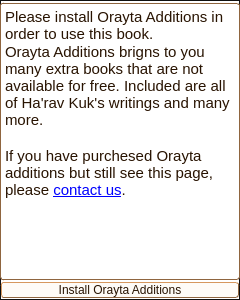
Before: the Qt Designer form trunk/Mobile/mobileapp.ui in MosheWagner/Orayta-QT, drawn with Qt 5.
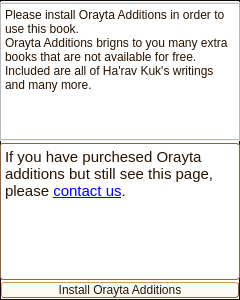
After: the same form once the commit is applied. The open tabs and pages were chosen to show the change. Icons and pictures are not drawn. Custom widgets are drawn as their Qt base class.

Commit message: orayta mobile update

Diff of the .ui file:
```diff
--- a/trunk/Mobile/mobileapp.ui
+++ b/trunk/Mobile/mobileapp.ui
@@ -5178,15 +5178,32 @@
             <number>0</number>
            </property>
            <item>
-            <widget class="QTextBrowser" name="textBrowser">
+            <widget class="QPlainTextEdit" name="plainTextEdit">
+             <property name="lineWidth">
+              <number>0</number>
+             </property>
+             <property name="undoRedoEnabled">
+              <bool>false</bool>
+             </property>
+             <property name="readOnly">
+              <bool>true</bool>
+             </property>
+             <property name="plainText">
+              <string>Please install Orayta Additions in order to use this book.
+Orayta Additions brigns to you many extra books that are not available for free. Included are all of Ha'rav Kuk's writings and many more.</string>
+             </property>
+            </widget>
+           </item>
+           <item>
+            <widget class="QTextBrowser" name="textBrowser_2">
+             <property name="lineWidth">
+              <number>0</number>
+             </property>
              <property name="html">
               <string>&lt;!DOCTYPE HTML PUBLIC &quot;-//W3C//DTD HTML 4.0//EN&quot; &quot;http://www.w3.org/TR/REC-html40/strict.dtd&quot;&gt;
 &lt;html&gt;&lt;head&gt;&lt;meta name=&quot;qrichtext&quot; content=&quot;1&quot; /&gt;&lt;style type=&quot;text/css&quot;&gt;
 p, li { white-space: pre-wrap; }
 &lt;/style&gt;&lt;/head&gt;&lt;body style=&quot; font-family:'Ubuntu'; font-size:11pt; font-weight:400; font-style:normal;&quot;&gt;
-&lt;p style=&quot; margin-top:0px; margin-bottom:0px; margin-left:0px; margin-right:0px; -qt-block-indent:0; text-indent:0px;&quot;&gt;Please install Orayta Additions in order to use this book.&lt;/p&gt;
-&lt;p style=&quot; margin-top:0px; margin-bottom:0px; margin-left:0px; margin-right:0px; -qt-block-indent:0; text-indent:0px;&quot;&gt;Orayta Additions brigns to you many extra books that are not available for free. Included are all of Ha'rav Kuk's writings and many more.&lt;/p&gt;
-&lt;p style=&quot;-qt-paragraph-type:empty; margin-top:0px; margin-bottom:0px; margin-left:0px; margin-right:0px; -qt-block-indent:0; text-indent:0px;&quot;&gt;&lt;br /&gt;&lt;/p&gt;
 &lt;p style=&quot; margin-top:0px; margin-bottom:0px; margin-left:0px; margin-right:0px; -qt-block-indent:0; text-indent:0px;&quot;&gt;If you have purchesed Orayta additions but still see this page, please &lt;a href=&quot;mailto:orayta.book@gmail.com?subject=i have purchased orayta additions but they are unavailable&quot;&gt;&lt;span style=&quot; text-decoration: underline; color:#0000ff;&quot;&gt;contact us&lt;/span&gt;&lt;/a&gt;.&lt;/p&gt;&lt;/body&gt;&lt;/html&gt;</string>
              </property>
             </widget>
@@ -5213,15 +5230,11 @@
             <number>0</number>
            </property>
            <item>
-            <widget class="QTextBrowser" name="textBrowser_2">
-             <property name="html">
-              <string>&lt;!DOCTYPE HTML PUBLIC &quot;-//W3C//DTD HTML 4.0//EN&quot; &quot;http://www.w3.org/TR/REC-html40/strict.dtd&quot;&gt;
-&lt;html&gt;&lt;head&gt;&lt;meta name=&quot;qrichtext&quot; content=&quot;1&quot; /&gt;&lt;style type=&quot;text/css&quot;&gt;
-p, li { white-space: pre-wrap; }
-&lt;/style&gt;&lt;/head&gt;&lt;body style=&quot; font-family:'Ubuntu'; font-size:11pt; font-weight:400; font-style:normal;&quot;&gt;
-&lt;p style=&quot; margin-top:0px; margin-bottom:0px; margin-left:0px; margin-right:0px; -qt-block-indent:0; text-indent:0px;&quot;&gt;Thank you for purchasing orayta additions.&lt;/p&gt;
-&lt;p style=&quot; margin-top:0px; margin-bottom:0px; margin-left:0px; margin-right:0px; -qt-block-indent:0; text-indent:0px;&quot;&gt;Press Ok to download the books you paid for, or 'back' to cancel.&lt;/p&gt;
-&lt;p style=&quot; margin-top:0px; margin-bottom:0px; margin-left:0px; margin-right:0px; -qt-block-indent:0; text-indent:0px;&quot;&gt;You can always do this later through the download option on the main screen.&lt;/p&gt;&lt;/body&gt;&lt;/html&gt;</string>
+            <widget class="QPlainTextEdit" name="plainTextEdit_2">
+             <property name="plainText">
+              <string>Thank you for purchasing orayta additions.
+Press Ok to download the books you paid for, or 'back' to cancel.
+You can always do this later through the download option on the main screen.</string>
              </property>
             </widget>
            </item>
```
Left out of the diff: 4 changed lines with no effect on the pictures. The commit also changes 3 other files.
